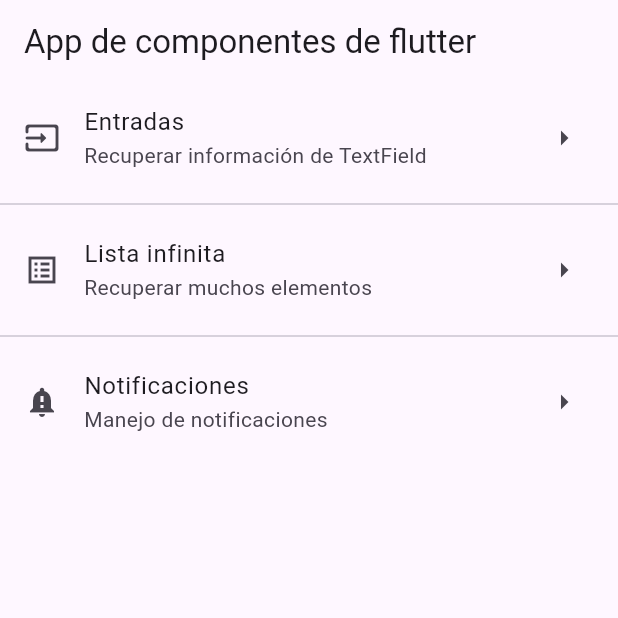
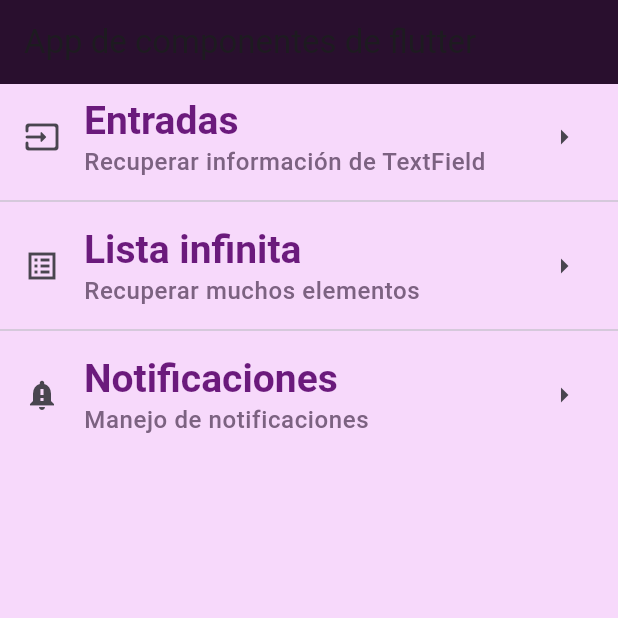
Before and after one commit to gnievap/componentes_flutter5a, a Flutter app: the screen it shows after launch, on a phone screen of 412 x 824 dp, the top half of it. Run offline on Flutter 3.47's test engine with Material 3 defaults, Android fonts, the phone set to English and light mode, and no system bars.

Commit message:
Creating a ThemeData for the app

```diff
--- a/lib/home_screen.dart
+++ b/lib/home_screen.dart
@@ -10,26 +10,44 @@ class HomeScreen extends StatelessWidget {
         title: const Text('App de componentes de flutter'),
       ),
       body: ListView(
-        children: const <Widget>[
+        children: <Widget>[
           ListTile(
-            title: Text('Entradas'),
-            subtitle: Text('Recuperar información de TextField'),
-            leading: Icon(Icons.input_rounded),
-            trailing: Icon(Icons.arrow_right_outlined),
+            title: Text(
+              'Entradas',
+              style: Theme.of(context).textTheme.headlineLarge,
+            ),
+            subtitle: Text(
+              'Recuperar información de TextField',
+              style: Theme.of(context).textTheme.bodySmall,
+            ),
+            leading: const Icon(Icons.input_rounded),
+            trailing: const Icon(Icons.arrow_right_outlined),
           ),
-          Divider(),
+          const Divider(),
           ListTile(
-            title: Text('Lista infinita'),
-            subtitle: Text('Recuperar muchos elementos'),
-            leading: Icon(Icons.list_alt_sharp),
-            trailing: Icon(Icons.arrow_right_outlined),
+            title: Text(
+              'Lista infinita',
+              style: Theme.of(context).textTheme.headlineLarge,
+            ),
+            subtitle: Text(
+              'Recuperar muchos elementos',
+              style: Theme.of(context).textTheme.bodySmall,
+            ),
+            leading: const Icon(Icons.list_alt_sharp),
+            trailing: const Icon(Icons.arrow_right_outlined),
           ),
-          Divider(),
+          const Divider(),
           ListTile(
-            title: Text('Notificaciones'),
-            subtitle: Text('Manejo de notificaciones'),
-            leading: Icon(Icons.notification_important),
-            trailing: Icon(Icons.arrow_right_outlined),
+            title: Text(
+              'Notificaciones',
+              style: Theme.of(context).textTheme.headlineLarge,
+            ),
+            subtitle: Text(
+              'Manejo de notificaciones',
+              style: Theme.of(context).textTheme.bodySmall,
+            ),
+            leading: const Icon(Icons.notification_important),
+            trailing: const Icon(Icons.arrow_right_outlined),
           )
         ],
       ),
--- a/lib/main_app.dart
+++ b/lib/main_app.dart
@@ -6,9 +6,26 @@ class MainApp extends StatelessWidget {
 
   @override
   Widget build(BuildContext context) {
-    return const MaterialApp(
+    return MaterialApp(
       debugShowCheckedModeBanner: false,
-      home: HomeScreen(),
+      home: const HomeScreen(),
+      theme: ThemeData(
+        scaffoldBackgroundColor: const Color.fromARGB(255, 247, 217, 251),
+        appBarTheme: const AppBarTheme(color: Color.fromARGB(255, 41, 15, 46)),
+        textTheme: const TextTheme(
+          headlineLarge: TextStyle(
+            fontFamily: 'sans-serif',
+            fontSize: 26.0,
+            fontWeight: FontWeight.bold,
+            color: Color.fromARGB(255, 107, 26, 124),
+          ),
+          bodySmall: TextStyle(
+            fontSize: 16.0,
+            fontWeight: FontWeight.w500,
+            color: Color.fromARGB(255, 124, 98, 129),
+          ),
+        ),
+      ),
     );
   }
 }
```
